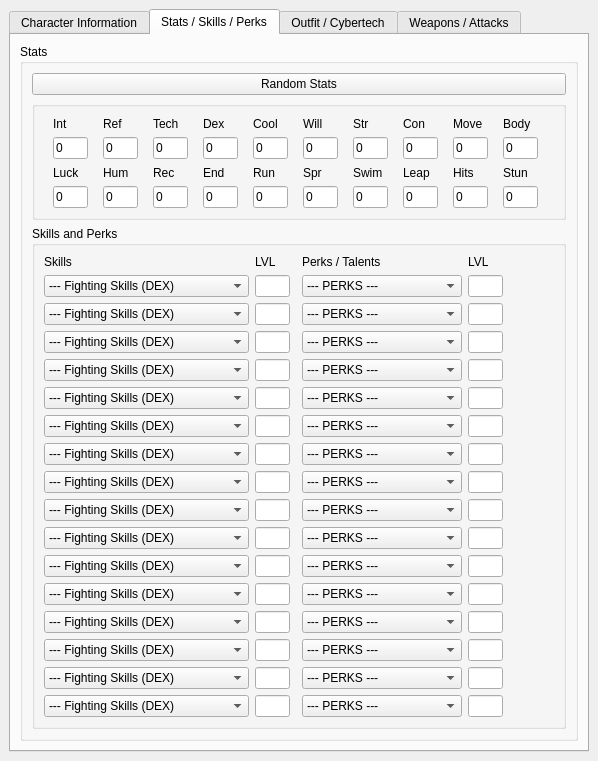
Old version of the form char.ui in the repository mcgillij/qt_meta_char.
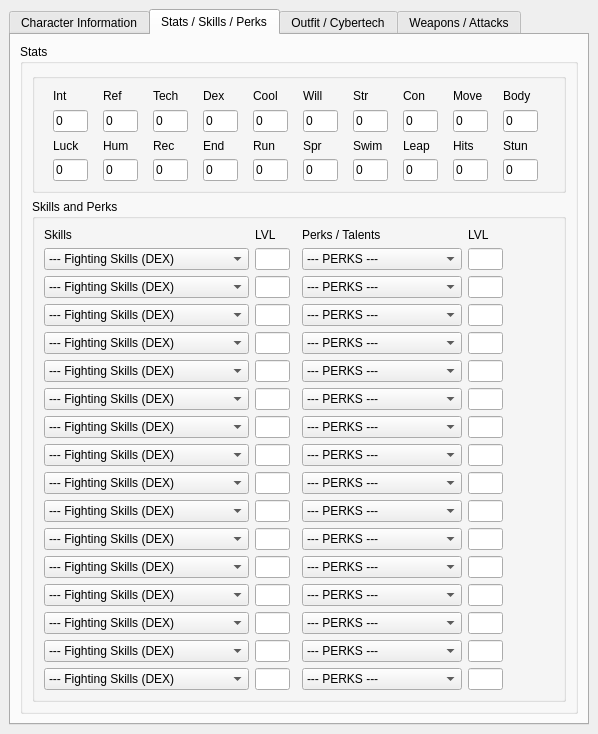
New version of the form. The open tabs and pages were chosen to show the change.

Patch:
```diff
--- a/char.ui
+++ b/char.ui
@@ -233,14 +233,7 @@
           </property>
           <layout class="QVBoxLayout" name="verticalLayout_4">
            <item>
-            <widget class="QPushButton" name="pushButtonRandomStats">
-             <property name="text">
-              <string>Random Stats</string>
-             </property>
-            </widget>
-           </item>
-           <item>
-            <widget class="QGroupBox" name="">
+            <widget class="QGroupBox" name="groupBox">
              <layout class="QGridLayout" name="gridLayout_2">
               <item row="2" column="4">
                <widget class="QLabel" name="label_23">
```
Left out of the diff: 76 changed lines with no effect on the pictures.
